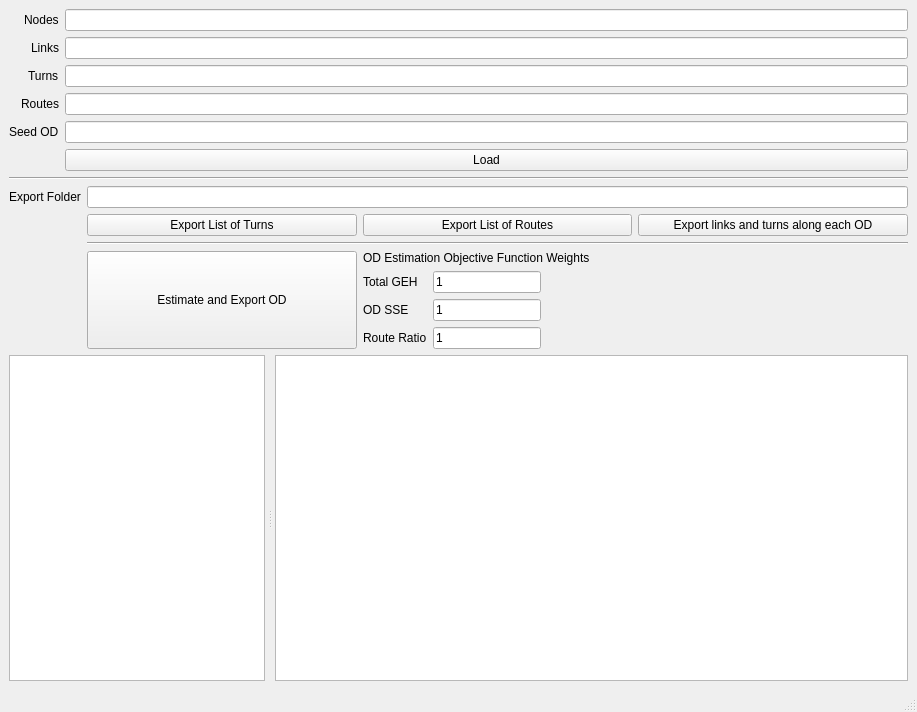
This is jodeln/gui/mainwindow.ui in mdeamico/jodeln as Qt 5 draws it before an edit. The edited form follows.
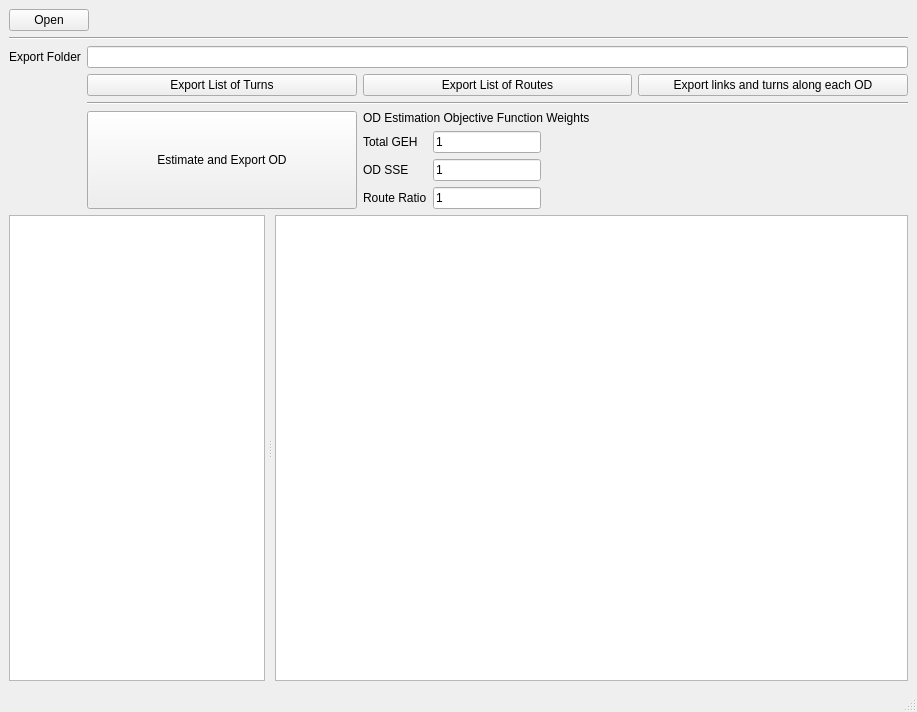
This is the edited form. Custom widgets are drawn as their Qt base class.

Commit message:
Add a separate dialog for opening network files (#14)
Moves all the line edit widgets for opening network files from the main window into a separate dialog.

Patch:
```diff
--- a/jodeln/gui/mainwindow.ui
+++ b/jodeln/gui/mainwindow.ui
@@ -32,7 +32,7 @@
      <verstretch>0</verstretch>
     </sizepolicy>
    </property>
-   <layout class="QVBoxLayout" name="verticalLayout" stretch="1,1,1,5">
+   <layout class="QVBoxLayout" name="verticalLayout" stretch="0,1,1,5">
     <property name="sizeConstraint">
      <enum>QLayout::SetDefaultConstraint</enum>
     </property>
@@ -51,62 +51,9 @@
        <number>6</number>
       </property>
       <item row="0" column="0">
-       <widget class="QLabel" name="label">
+       <widget class="QPushButton" name="pbShowDialogOpen">
         <property name="text">
-         <string>Nodes</string>
-        </property>
-       </widget>
-      </item>
-      <item row="0" column="1">
-       <widget class="QLineEdit" name="leNodes"/>
-      </item>
-      <item row="1" column="0">
-       <widget class="QLabel" name="label_2">
-        <property name="text">
-         <string>Links</string>
-        </property>
-       </widget>
-      </item>
-      <item row="1" column="1">
-       <widget class="QLineEdit" name="leLinks"/>
-      </item>
-      <item row="2" column="0">
-       <widget class="QLabel" name="label_3">
-        <property name="text">
-         <string>Turns</string>
-        </property>
-       </widget>
-      </item>
-      <item row="2" column="1">
-       <widget class="QLineEdit" name="leTurns"/>
-      </item>
-      <item row="3" column="0">
-       <widget class="QLabel" name="label_4">
-        <property name="text">
-         <string>Routes</string>
-        </property>
-       </widget>
-      </item>
-      <item row="3" column="1">
-       <widget class="QLineEdit" name="leRoutes"/>
-      </item>
-      <item row="4" column="1">
-       <widget class="QLineEdit" name="leSeedOD"/>
-      </item>
-      <item row="4" column="0">
-       <widget class="QLabel" name="label_5">
-        <property name="text">
-         <string>Seed OD</string>
-        </property>
-        <property name="alignment">
-         <set>Qt::AlignLeading|Qt::AlignLeft|Qt::AlignVCenter</set>
-        </property>
-       </widget>
-      </item>
-      <item row="5" column="1">
-       <widget class="QPushButton" name="pbLoad">
-        <property name="text">
-         <string>Load</string>
+         <string>Open</string>
         </property>
        </widget>
       </item>
@@ -214,14 +161,14 @@
             </property>
            </widget>
           </item>
-          <item row="2" column="0">
+          <item row="3" column="0">
            <widget class="QLabel" name="label_8">
             <property name="text">
              <string>OD SSE</string>
             </property>
            </widget>
           </item>
-          <item row="2" column="1">
+          <item row="3" column="1">
            <widget class="QLineEdit" name="leWeightODSSE">
             <property name="sizePolicy">
              <sizepolicy hsizetype="Fixed" vsizetype="Fixed">
@@ -234,14 +181,14 @@
             </property>
            </widget>
           </item>
-          <item row="3" column="0">
+          <item row="4" column="0">
            <widget class="QLabel" name="label_9">
             <property name="text">
              <string>Route Ratio</string>
             </property>
            </widget>
           </item>
-          <item row="3" column="1">
+          <item row="4" column="1">
            <widget class="QLineEdit" name="leWeightRouteRatio">
             <property name="sizePolicy">
              <sizepolicy hsizetype="Fixed" vsizetype="Fixed">
```
Left out of the diff: 62 changed lines with no effect on the pictures. The commit also changes 5 other files.
